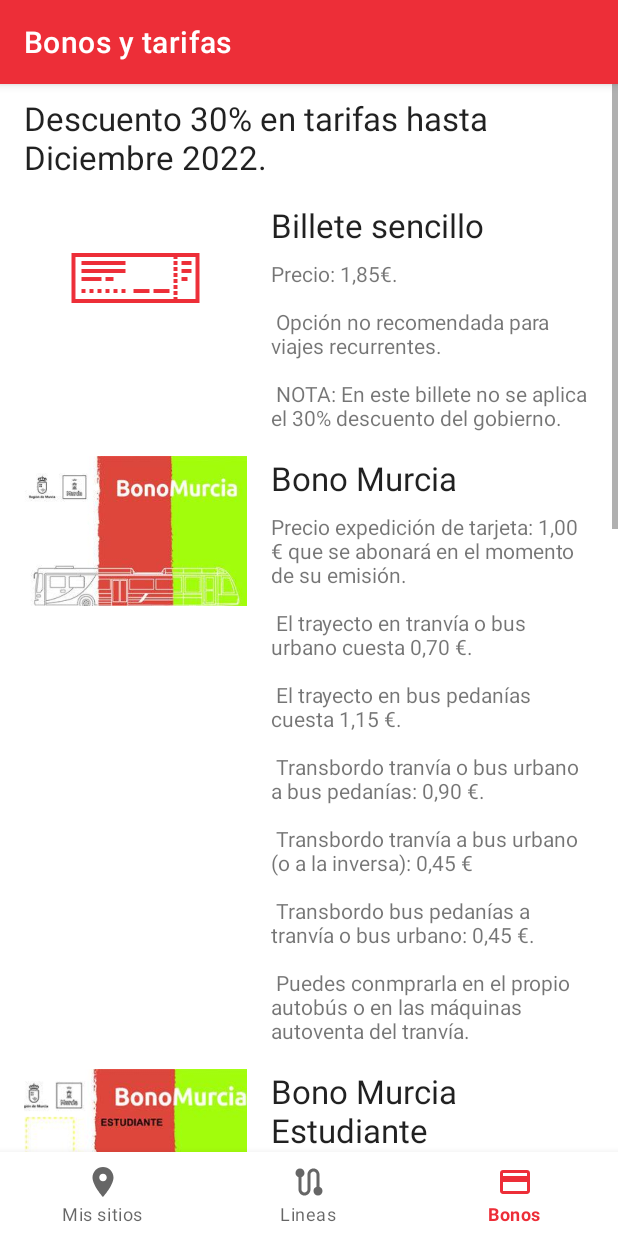
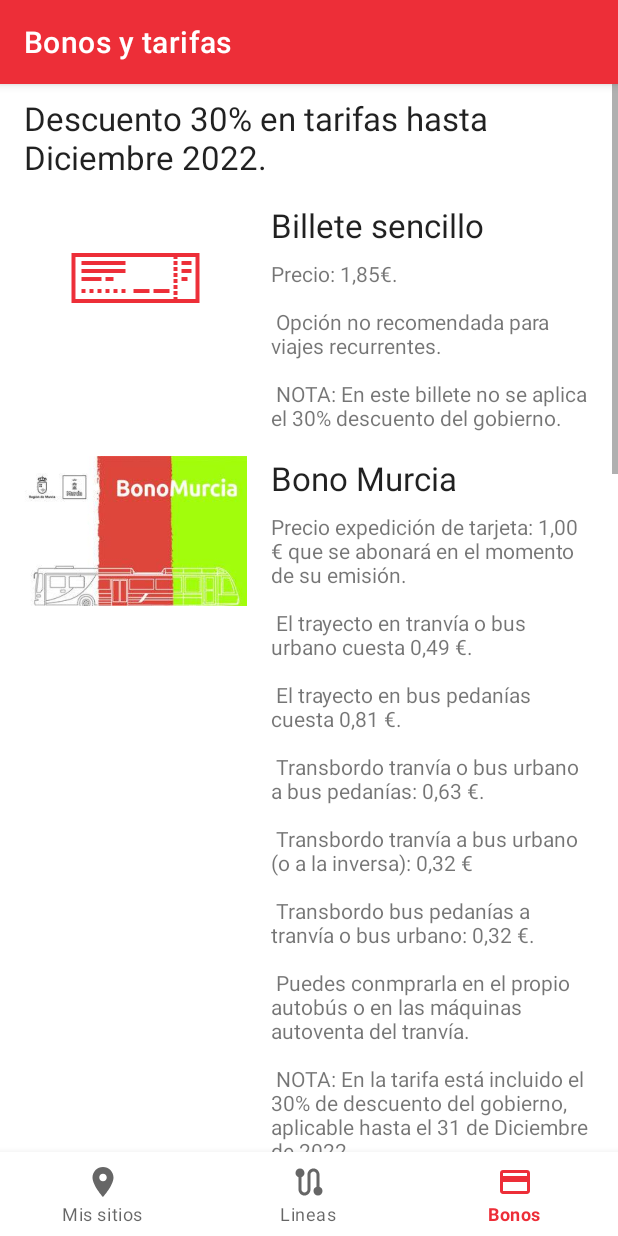
Before and after one commit to youngsdeveloper/busmurcia-app, an Android app: the BonosFragment screen opened through its navigation route, on a phone screen of 412 x 824 dp. Run offline under Robolectric (Android 15) with nearby library versions, the phone set to English and light mode, and no system bars; our stand-ins replace Room's generated code, navigation-ui; libraries missing offline, so code that uses them is left out: io.nlopez.smartlocation.

Commit message:
Feature: 30% descuento en tarifas murcia, calculado en seccion bonos

```diff
--- a/app/src/main/res/values/strings.xml
+++ b/app/src/main/res/values/strings.xml
@@ -35,51 +35,59 @@
         gobierno.
 
     </string>
+    <string name="tarifa_bono_murcia">
+        Precio expedición de tarjeta: 1,00 € que se abonará en el momento de su emisión.
+        \n\n
+        El trayecto en tranvía o bus urbano cuesta 0,49 €.
+        \n\n
+        El trayecto en bus pedanías cuesta 0,81 €.
+        \n\n
+        Transbordo tranvía o bus urbano a bus pedanías: 0,63 €.
+        \n\n
+        Transbordo tranvía a bus urbano (o a la inversa): 0,32 €
+        \n\n
+        Transbordo bus pedanías a tranvía o bus urbano: 0,32 €.
+        \n\n
+        Puedes conmprarla en el propio autobús o en las máquinas autoventa del tranvía.
+        \n\n
+        NOTA: En la tarifa está incluido el 30% de descuento del gobierno, aplicable hasta
+        el 31 de Diciembre de 2022.
+    </string>
     <string name="tarifas_estudiantes">
         Precio expedición de tarjeta: 1,00 € que se abonará en el momento de su emisión.
         \n\n
-        El trayecto en tranvía o bus urbano cuesta 0,50 €.
+        El trayecto en tranvía o bus urbano cuesta 0,35 €.
         \n\n
-        El trayecto en bus pedanías cuesta 0,85 €.
+        El trayecto en bus pedanías cuesta 0,60 €.
         \n\n
-        Transbordo tranvía o bus urbano a bus pedanías: 0,70 €.
+        Transbordo tranvía o bus urbano a bus pedanías: 0,49 €.
         \n\n
-        Transbordo tranvía a bus urbano (o a la inversa): 0,35 €
+        Transbordo tranvía a bus urbano (o a la inversa): 0,25 €
         \n\n
-        Transbordo bus pedanías a tranvía o bus urbano: 0,35 €.
+        Transbordo bus pedanías a tranvía o bus urbano: 0,25 €.
         \n\n
         Puedes conmprarla en las oficinas de TMP Murcia en Avenida Libertad.
+        \n\n
+        NOTA: En la tarifa está incluido el 30% de descuento del gobierno, aplicable hasta
+        el 31 de Diciembre de 2022.
 
 
     </string>
-    <string name="tarifa_bono_murcia">
-        Precio expedición de tarjeta: 1,00 € que se abonará en el momento de su emisión.
-        \n\n
-        El trayecto en tranvía o bus urbano cuesta 0,70 €.
-        \n\n
-        El trayecto en bus pedanías cuesta 1,15 €.
-        \n\n
-        Transbordo tranvía o bus urbano a bus pedanías: 0,90 €.
-        \n\n
-        Transbordo tranvía a bus urbano (o a la inversa): 0,45 €
-        \n\n
-        Transbordo bus pedanías a tranvía o bus urbano: 0,45 €.
-        \n\n
-        Puedes conmprarla en el propio autobús o en las máquinas autoventa del tranvía.
 
-    </string>
 
     <string name="tarifa_bono_fn">
         Precio expedición de tarjeta: 1,00 € que se abonará en el momento de su emisión.
         \n\n
-        El trayecto en tranvía, bus urbano o bus pedanías cuesta 0,50 €.
+        El trayecto en tranvía, bus urbano o bus pedanías cuesta 0,35 €.
         \n\n
-        Transbordo (en cualquiera de los tres transportes): 0,45 €.
+        Transbordo (en cualquiera de los tres transportes): 0,32 €.
         \n\n
         3er transbordo: 0,15€
         \n\n
         Puedes conmprarla en las oficinas de TMP Murcia en Avenida Libertad.
-
+        \n\n
+        NOTA: En la tarifa está incluido el 30% de descuento del gobierno, aplicable hasta
+        el 31 de Diciembre de 2022.
 
     </string>
     <string name="tarifa_bono_fn_especial">
```
